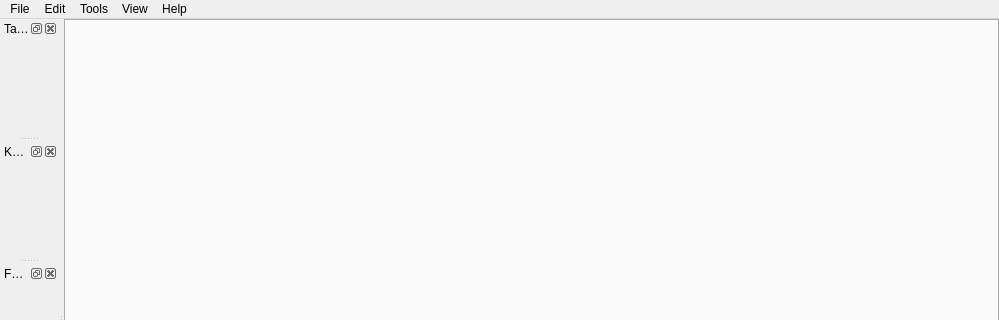
Above: src/gui/src/main-window.ui from Bionus/imgbrd-grabber before the change; both pictures show x 0 to 999 and y 0 to 320 of the 999 by 626 pixel window. Below: the same form after it.
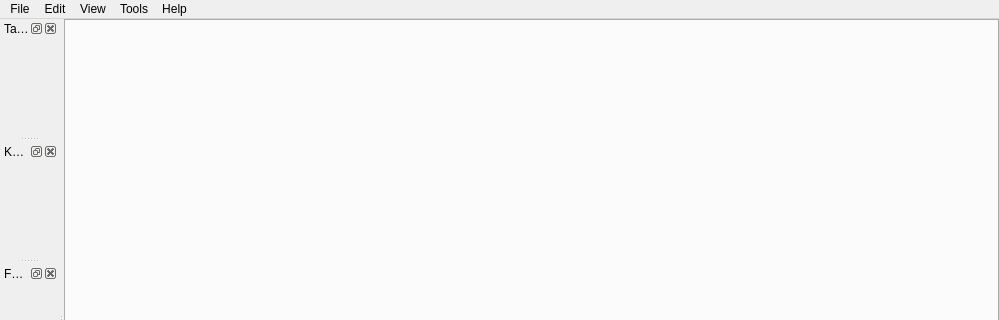
That is the form after the change. Icons and pictures are not drawn. Custom widgets are drawn as their Qt base class.

Commit message:
Reorder "Tools" after "View"
https://developer.apple.com/design/human-interface-guidelines/the-menu-bar#Anatomy
> When present in the menu bar, the following menus appear after the Apple menu in the order listed below.
> - *AppName* (you supply a short version of your app’s name for this menu’s title)
> - File
> - Edit
> - Format
> - View
> - App-specific menus, if any
> - Window
> - Help

```diff
--- a/src/gui/src/main-window.ui
+++ b/src/gui/src/main-window.ui
@@ -127,8 +127,8 @@
    </widget>
    <addaction name="menuFichier"/>
    <addaction name="menuEdit"/>
-   <addaction name="menuOutils"/>
    <addaction name="menuView"/>
+   <addaction name="menuOutils"/>
    <addaction name="menu_propos"/>
   </widget>
   <widget class="QDockWidget" name="dock_internet">
```
